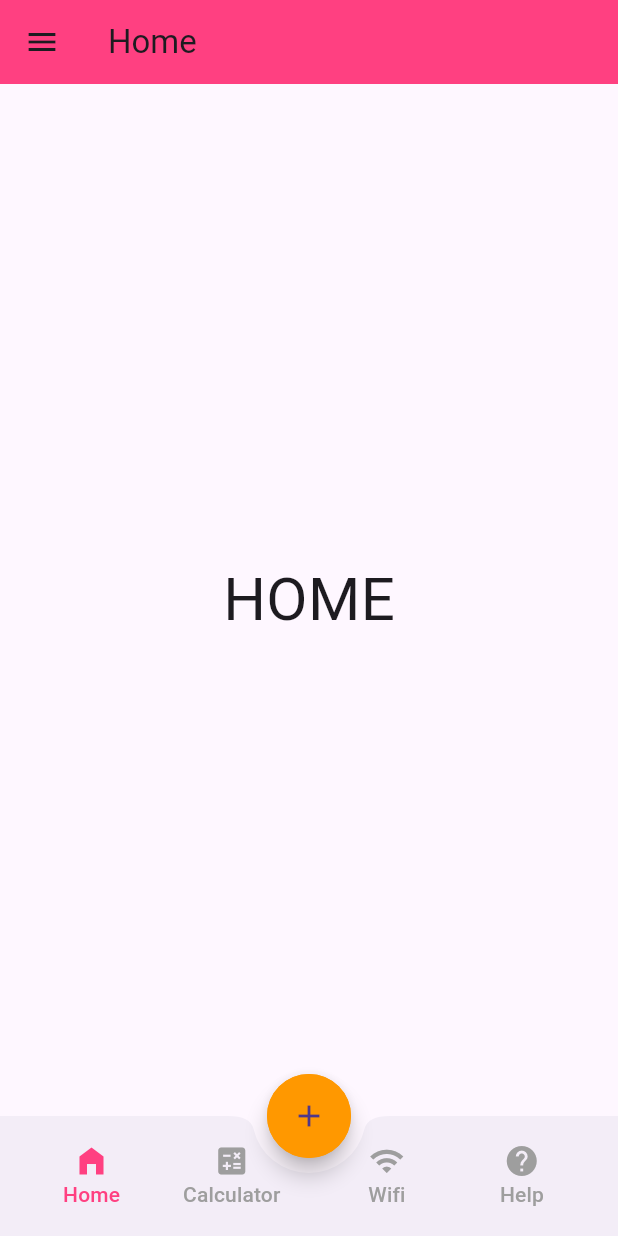
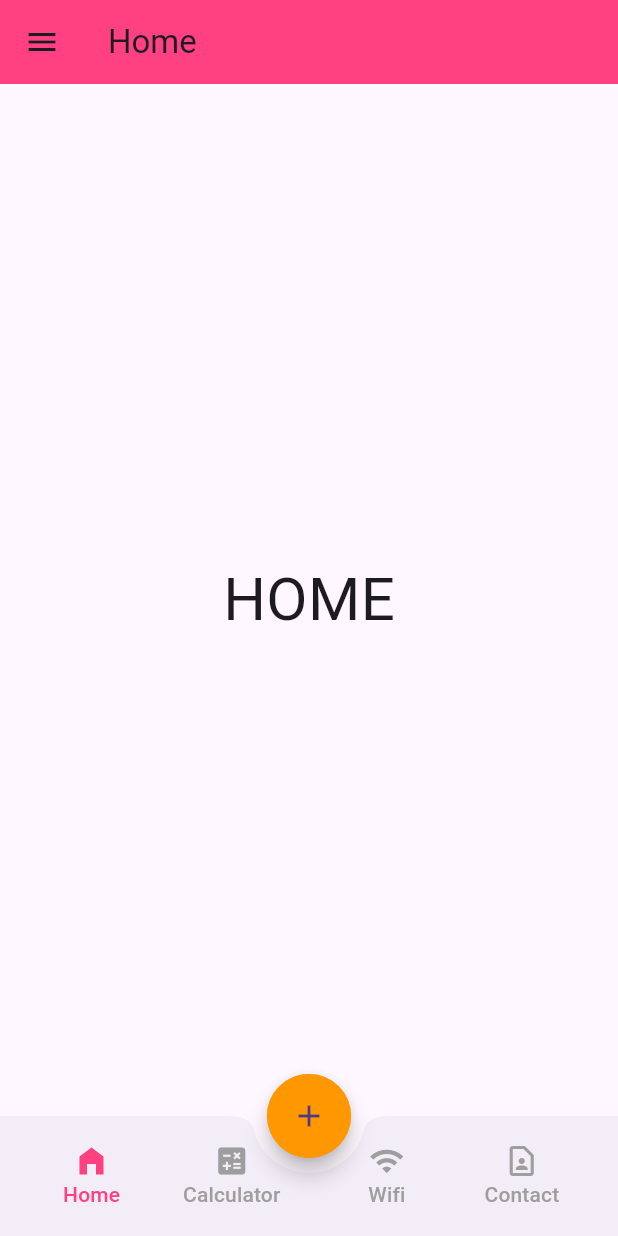
Before and after one commit to JnJuste/MobileProgrammingSprint, a Flutter app: the FabBar screen opened directly, in the side drawer, after a tap on "Home", on a phone screen of 412 x 824 dp. Run offline on Flutter 3.47's test engine with Material 3 defaults, Android fonts, the phone set to English and light mode, and no system bars; our stand-ins replace connectivity_plus, firebase_auth, firebase_core, math_expressions, shared_preferences; accounts and stored records are empty; network calls fail.

```diff
--- a/lib/screens/bottomTabBar/FabTabsBar.dart
+++ b/lib/screens/bottomTabBar/FabTabsBar.dart
@@ -1,7 +1,7 @@
 import 'package:flutter/material.dart';
 import 'package:navigation_bar/screens/wifi/wifi.dart';
 import 'package:navigation_bar/screens/calculator/calculator.dart';
-import 'package:navigation_bar/screens/help/help.dart';
+import 'package:navigation_bar/screens/contact/contact.dart';
 import 'package:navigation_bar/screens/home/home.dart';
 
 // ignore: must_be_immutable
@@ -34,7 +34,7 @@ class _FabBarState extends State<FabBar> {
     const Home(),
     const Calculator(),
     const Wifi(),
-    const Help(),
+    const Contact(),
   ];
 
   final PageStorageBucket bucket = PageStorageBucket();
@@ -47,7 +47,7 @@ class _FabBarState extends State<FabBar> {
             ? const Calculator()
             : currentIndex == 2
                 ? const Wifi()
-                : const Help();
+                : const Contact();
     return Scaffold(
       body: PageStorage(
         child: currentScreen,
@@ -160,7 +160,7 @@ class _FabBarState extends State<FabBar> {
                     minWidth: 90,
                     onPressed: () {
                       setState(() {
-                        currentScreen = const Help();
+                        currentScreen = const Contact();
                         currentIndex = 3;
                       });
                     },
@@ -168,13 +168,13 @@ class _FabBarState extends State<FabBar> {
                       mainAxisAlignment: MainAxisAlignment.center,
                       children: [
                         Icon(
-                          Icons.help,
+                          Icons.contact_page_outlined,
                           color: currentIndex == 3
                               ? Colors.greenAccent
                               : Colors.grey,
                         ),
                         Text(
-                          "Help",
+                          "Contact",
                           style: TextStyle(
                               color: currentIndex == 3
                                   ? Colors.greenAccent
--- a/lib/screens/help/help.dart
+++ b/lib/screens/contact/contact.dart
@@ -1,28 +1,28 @@
 import 'package:flutter/material.dart';
 import 'package:navigation_bar/screens/drawer/drawer.dart';
 
-class Help extends StatefulWidget {
-  const Help({super.key});
+class Contact extends StatefulWidget {
+  const Contact({super.key});
 
   @override
-  State<Help> createState() => _HelpState();
+  State<Contact> createState() => _HelpState();
 }
 
-class _HelpState extends State<Help> {
+class _HelpState extends State<Contact> {
   @override
   Widget build(BuildContext context) {
     return Scaffold(
       drawer: SideMenu(),
       appBar: AppBar(
         backgroundColor: Colors.greenAccent,
-        title: Text("Help"),
+        title: Text("Contact"),
       ),
       body: Center(
         child: Column(
           mainAxisAlignment: MainAxisAlignment.center,
           children: <Widget>[
             const Text(
-              'HELP',
+              'CONTACT',
               style: TextStyle(fontSize: 40),
             ),
           ],
--- a/lib/screens/drawer/drawer.dart
+++ b/lib/screens/drawer/drawer.dart
@@ -1,3 +1,4 @@
+import 'package:firebase_auth/firebase_auth.dart';
 import 'package:flutter/material.dart';
 import 'package:navigation_bar/screens/bottomTabBar/FabTabsBar.dart';
 import 'package:navigation_bar/screens/drawer/theme_provider.dart';
@@ -9,6 +10,12 @@ class SideMenu extends StatefulWidget {
 }
 
 class _SideMenuState extends State<SideMenu> {
+  final user = FirebaseAuth.instance.currentUser;
+  //Sign User out Method
+  void signUserOut() {
+    FirebaseAuth.instance.signOut();
+  }
+
   @override
   Widget build(BuildContext context) {
     return Drawer(
@@ -39,15 +46,15 @@ class _SideMenuState extends State<SideMenu> {
               style: TextStyle(color: Colors.white, fontSize: 25),
             ),
           ),
+          // Email Show up
           Center(
             child: Text(
-              "info@madman.dev",
-              style: TextStyle(
-                color: Colors.grey[200],
-                fontSize: 15,
-              ),
+              user!.email!,
+              style: TextStyle(color: Colors.white, fontSize: 15),
             ),
           ),
+
+          //Sign Out
           ListTile(
             leading: Icon(Icons.home_filled),
             title: Text("Home"),
@@ -79,13 +86,24 @@ class _SideMenuState extends State<SideMenu> {
             },
           ),
           ListTile(
-            leading: Icon(Icons.help),
-            title: Text("Help"),
+            leading: Icon(Icons.contact_page_outlined),
+            title: Text("Contact"),
             onTap: () => {
               Navigator.pushReplacement(
                   context,
                   MaterialPageRoute(
                       builder: (context) => FabBar(selectedIndex: 3)))
+            },
+          ),
+
+          // Sign Out ListTile
+          ListTile(
+            leading: Icon(Icons.logout),
+            title: Text("Logout"),
+            onTap: () {
+              // Call the signUserOut method when tapped
+              signUserOut();
+              // Optionally, navigate to login or wherever after signing out
             },
           ),
 
--- a/lib/screens/login/textField.dart
+++ b/lib/screens/login/textField.dart
@@ -25,7 +25,7 @@ class MyTextField extends StatelessWidget {
             focusedBorder: OutlineInputBorder(
               borderSide: BorderSide(color: Colors.grey.shade400),
             ),
-            fillColor: Colors.grey.shade200,
+            fillColor: Colors.black,
             filled: true,
             hintText: hintText,
             hintStyle: TextStyle(color: Colors.grey[500])),
--- a/pubspec.yaml
+++ b/pubspec.yaml
@@ -35,11 +35,12 @@ dependencies:
   # The following adds the Cupertino Icons font to your application.
   # Use with the CupertinoIcons class for iOS style icons.
   cupertino_icons: ^1.0.2
-  font_awesome_flutter: ^10.7.0
   math_expressions: ^2.4.0
   shared_preferences: ^2.2.2
   connectivity_plus: ^5.0.2
   provider: ^6.1.1
+  firebase_core: ^2.25.4
+  firebase_auth: ^4.17.4
 
 dev_dependencies:
   flutter_test:
```
Also changed, not shown: lib/main.dart (+11 -3 lines), lib/screens/login/authPage.dart (added, +27 -0 lines), lib/screens/login/login.dart (deleted, +0 -152 lines), lib/screens/login/loginPage.dart (added, +223 -0 lines), lib/firebase_options.dart (added), pubspec.lock, 8 other files.
